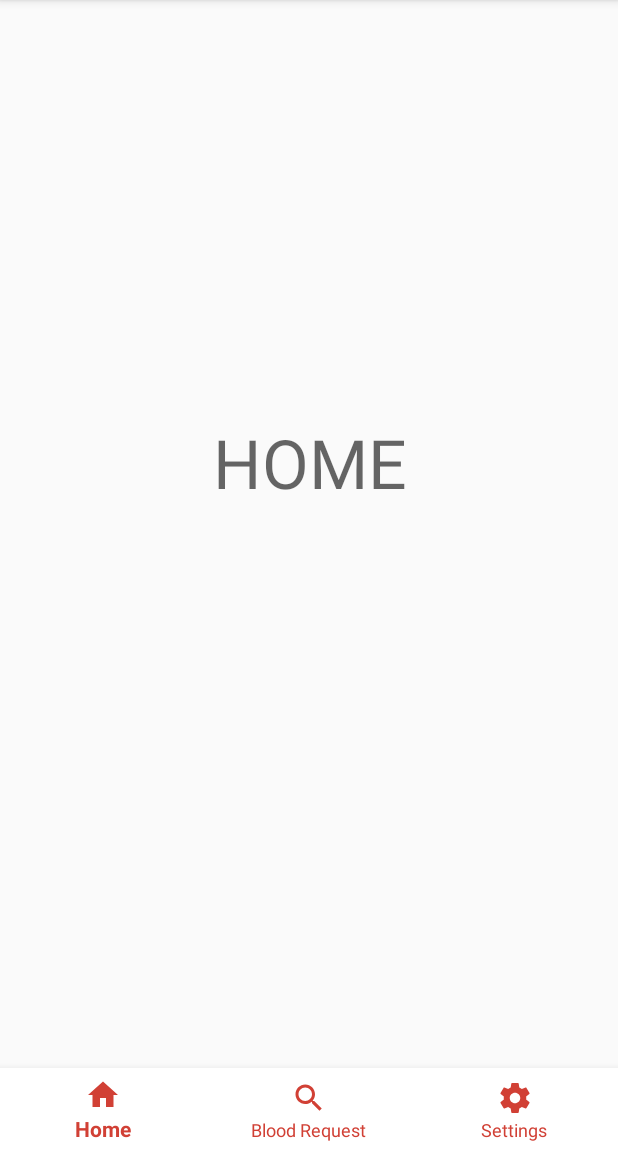
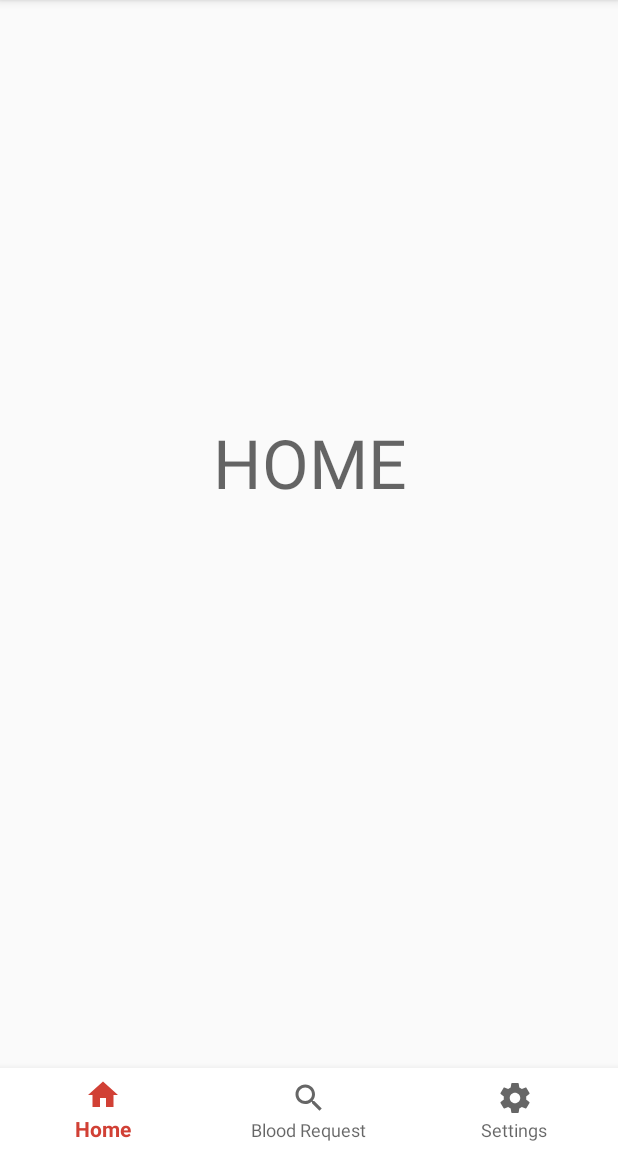
Before and after one commit to UmasankarJovee/kinship-android, an Android app: the Home screen opened directly, with no data from a screen before it, on a phone screen of 412 x 824 dp, the part 84-1236 px from its top. Run offline under Robolectric (Android 15) with nearby library versions, the phone set to English and light mode, and no system bars; 1 statement that could not run was skipped.

Commit message:
second commit

```diff
--- a/Kinship-MobileApp/app/src/main/res/layout/activity_home.xml
+++ b/Kinship-MobileApp/app/src/main/res/layout/activity_home.xml
@@ -23,12 +23,10 @@
         android:layout_marginEnd="0dp"
         android:layout_marginStart="0dp"
         app:elevation="8dp"
-        android:background="#ffffff"
+        android:background="#FFFFFF"
         app:layout_constraintBottom_toBottomOf="parent"
         app:layout_constraintLeft_toLeftOf="parent"
         app:layout_constraintRight_toRightOf="parent"
-        app:itemIconTint="#D14035"
-        app:itemTextColor="#D14035"
         app:menu="@menu/navigation" />
 
     <!--android:background="?android:attr/windowBackground"-->
--- a/Kinship-MobileApp/app/src/main/res/menu/navigation.xml
+++ b/Kinship-MobileApp/app/src/main/res/menu/navigation.xml
@@ -9,11 +9,11 @@
     <item
         android:id="@+id/navigation_request"
         android:icon="@drawable/request"
-        android:title="Blood Request" />
+        android:title="@string/title_blood_request" />
 
     <item
         android:id="@+id/navigation_setting"
         android:icon="@drawable/settings"
-        android:title="Settings" />
+        android:title="@string/title_settings"/>
 
 </menu>
--- a/Kinship-MobileApp/app/src/main/res/values/strings.xml
+++ b/Kinship-MobileApp/app/src/main/res/values/strings.xml
@@ -1,8 +1,7 @@
 <resources>
-    <string name="app_name">Kinship2</string>
-    <string name="title_activity_home1">Home1</string>
+    <string name="app_name">Kinship</string>
     <string name="title_home">Home</string>
-    <string name="title_dashboard">Dashboard</string>
-    <string name="title_notifications">Notifications</string>
+    <string name="title_blood_request">Blood Request</string>
+    <string name="title_settings">Settings</string>
     <string name="title_activity_home">Home</string>
 </resources>
```
Also changed, not shown: Kinship-MobileApp/app/src/main/AndroidManifest.xml (+5 -6 lines).
